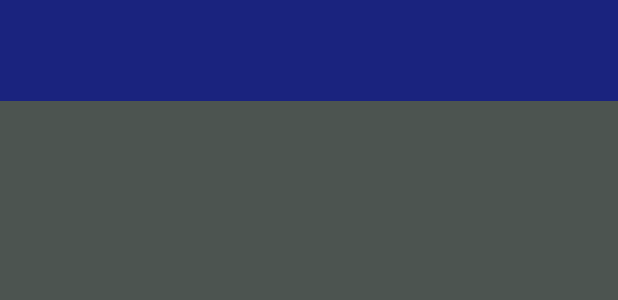
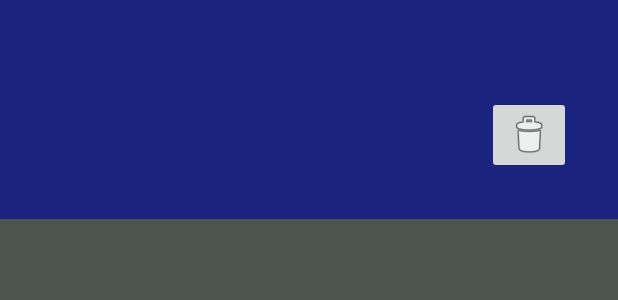
Before and after one commit to NoahS96/MusicStreamingApp, an Android app: the layout alarm_list_view_row_items.xml on its own in the app's theme, with its tools: preview values and no code run, on a phone screen of 412 x 824 dp. Shown: the top 300 px of the screen. Run offline under Robolectric (Android 15) with nearby library versions, the light colour scheme and no system bars.

Commit message:
Added delete button to AlarmListView items

```diff
--- a/app/src/main/java/com/example/slothlord/musicstreamingapp/AlarmJava/Alarms.java
+++ b/app/src/main/java/com/example/slothlord/musicstreamingapp/AlarmJava/Alarms.java
@@ -16,6 +16,10 @@ public class Alarms {
         alarms.add(alarm);
     }
 
+    public void removeAlarm(int position){
+        this.alarms.remove(position);
+    }
+
     public ArrayList<Alarm> getAlarms(){
 
         return alarms;
--- a/app/src/main/res/layout/alarm_list_view_row_items.xml
+++ b/app/src/main/res/layout/alarm_list_view_row_items.xml
@@ -1,16 +1,27 @@
 <?xml version="1.0" encoding="utf-8"?>
-<LinearLayout xmlns:android="http://schemas.android.com/apk/res/android"
+<RelativeLayout xmlns:android="http://schemas.android.com/apk/res/android"
+    xmlns:app="http://schemas.android.com/apk/res-auto"
     android:layout_width="match_parent"
     android:layout_height="match_parent"
     android:orientation="vertical">
 
     <TextView
-        android:id="@+id/text_view_item_name"
+        android:id="@+id/alarmRow"
         android:layout_width="match_parent"
-        android:layout_height="wrap_content"
+        android:layout_height="146dp"
         android:background="@color/AlarmBackground"
         android:textColor="@android:color/background_light"
         android:textSize="50sp" />
 
+    <ImageButton
+        android:id="@+id/deleteAlarmButton"
+        android:layout_width="wrap_content"
+        android:layout_height="wrap_content"
+        android:layout_alignBottom="@+id/alarmRow"
+        android:layout_alignParentEnd="true"
+        android:layout_marginBottom="30dp"
+        android:layout_marginEnd="31dp"
+        app:srcCompat="@android:drawable/ic_menu_delete" />
 
-</LinearLayout>
+
+</RelativeLayout>
```
Also changed, not shown: app/src/main/java/com/example/slothlord/musicstreamingapp/AlarmJava/AlarmListActivity.java (+14 -1 lines), app/src/main/java/com/example/slothlord/musicstreamingapp/AlarmJava/AlarmListController.java (+43 -10 lines), app/src/main/res/layout/activity_alarm_list.xml (+1 -13 lines).
